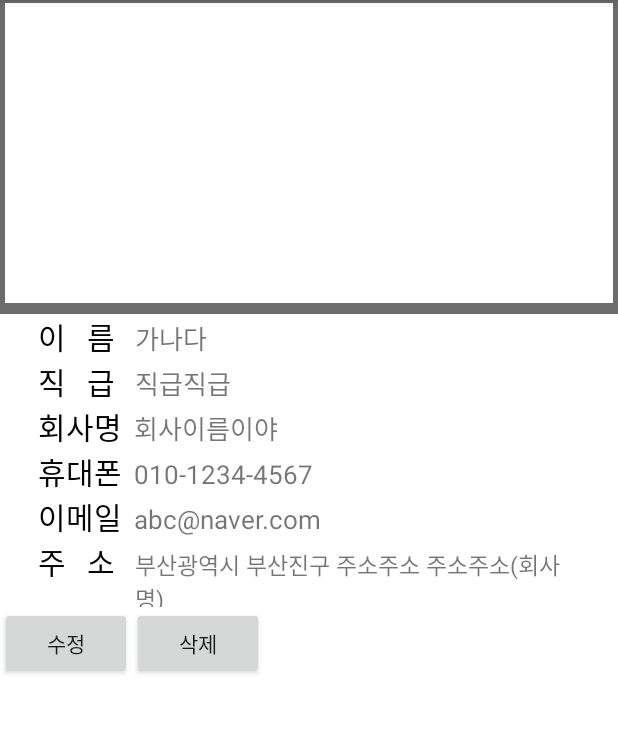
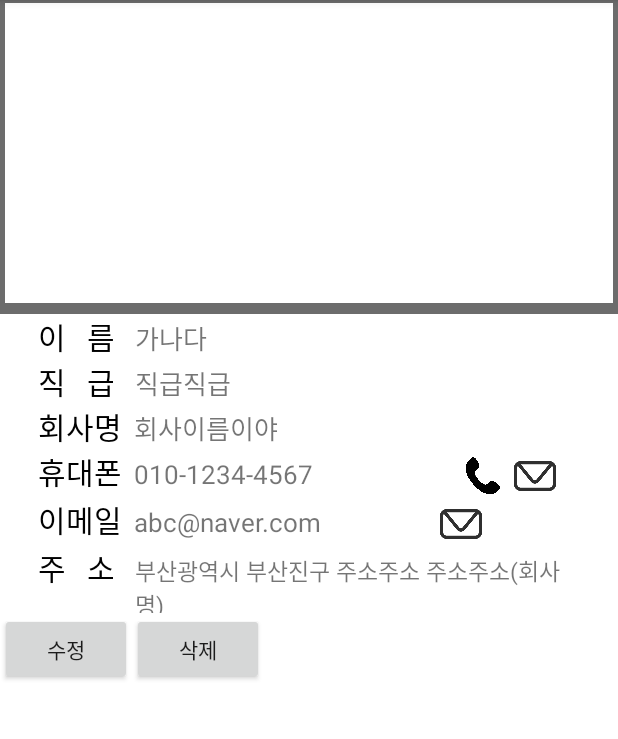
Before and after one commit to scvalsrl/Managements, an Android app: the BCDetailActivity screen opened directly, with no data from a screen before it, on a phone screen of 412 x 824 dp, the part 84-823 px from its top. Run offline under Robolectric (Android 15) with nearby library versions, the phone set to English and light mode, and no system bars; network calls fail.

Commit message:
yj: 전화, 메시지, 이메일 아이콘 추가

```diff
--- a/app/src/main/java/com/example/mingi/management/BCDetailActivity.java
+++ b/app/src/main/java/com/example/mingi/management/BCDetailActivity.java
@@ -1,6 +1,7 @@
 package com.example.mingi.management;
 
 import android.content.Intent;
+import android.media.Image;
 import android.support.v7.app.AppCompatActivity;
 import android.os.Bundle;
 import android.view.View;
@@ -10,7 +11,7 @@ import android.widget.TextView;
 import android.widget.Toast;
 
 public class BCDetailActivity extends AppCompatActivity {
-    ImageView imgView;
+    ImageView imgView, emailBtn, callBtn, msgBtn;
     TextView bcname, bclevel, bccom, bcphone, bcemail, bcadd;
     Button bcedit, bcdelete;
 
@@ -39,6 +40,9 @@ public class BCDetailActivity extends AppCompatActivity {
         bcdelete = (Button) findViewById(R.id.bcdelete);
 
         imgView = (ImageView) findViewById(R.id.imgView);
+        emailBtn = (ImageView) findViewById(R.id.emailbtn);
+        callBtn = (ImageView) findViewById(R.id.callbtn);
+        msgBtn = (ImageView) findViewById(R.id.msgbtn);
     }
 
     void setTestString() {
@@ -82,5 +86,27 @@ public class BCDetailActivity extends AppCompatActivity {
                 Toast.makeText(getApplication(), "삭제 버튼 클릭", Toast.LENGTH_SHORT).show();
             }
         });
+
+        callBtn.setOnClickListener(new View.OnClickListener() {
+            @Override
+            public void onClick(View view) {
+
+            }
+        });
+
+        msgBtn.setOnClickListener(new View.OnClickListener() {
+            @Override
+            public void onClick(View view) {
+
+            }
+        });
+
+        emailBtn.setOnClickListener(new View.OnClickListener() {
+            @Override
+            public void onClick(View view) {
+
+            }
+        });
+
     }
 }
--- a/app/src/main/res/layout/activity_bcdetail.xml
+++ b/app/src/main/res/layout/activity_bcdetail.xml
@@ -110,14 +110,31 @@
                         android:textColor="#000000"/>
                     <TextView
                         android:id="@+id/bcphone"
-                        android:layout_width="match_parent"
+                        android:layout_width="220dp"
                         android:layout_height="wrap_content"
                         android:textSize="17dp"
-                        android:paddingLeft="4dp"/>
+                        android:paddingLeft="4dp"
+                        android:paddingRight="4dp"/>
+
+                    <ImageView
+                        android:layout_marginTop="5dp"
+                        android:layout_marginLeft="4dp"
+                        android:layout_width="25dp"
+                        android:layout_height="25dp"
+                        android:src="@drawable/ic_phone"
+                        android:id="@+id/callbtn"/>
+
+                    <ImageView
+                        android:layout_marginTop="4dp"
+                        android:layout_marginLeft="8dp"
+                        android:layout_width="28dp"
+                        android:layout_height="28dp"
+                        android:src="@drawable/ic_msg"
+                        android:id="@+id/msgbtn"/>
                 </LinearLayout>
 
                 <LinearLayout
-                    android:layout_width="match_parent"
+                    android:layout_width="wrap_content"
                     android:layout_height="wrap_content"
                     android:orientation="horizontal">
                     <TextView
@@ -129,10 +146,18 @@
                         android:textColor="#000000"/>
                     <TextView
                         android:id="@+id/bcemail"
-                        android:layout_width="match_parent"
+                        android:layout_width="200dp"
                         android:layout_height="wrap_content"
                         android:textSize="17dp"
                         android:paddingLeft="4dp" />
+
+                    <ImageView
+                        android:layout_marginTop="4dp"
+                        android:layout_marginLeft="8dp"
+                        android:layout_width="28dp"
+                        android:layout_height="28dp"
+                        android:src="@drawable/ic_msg"
+                        android:id="@+id/emailbtn"/>
                 </LinearLayout>
                 <LinearLayout
                     android:layout_width="match_parent"
```
Also changed, not shown: app/src/main/res/drawable/ic_msg.png (added).
